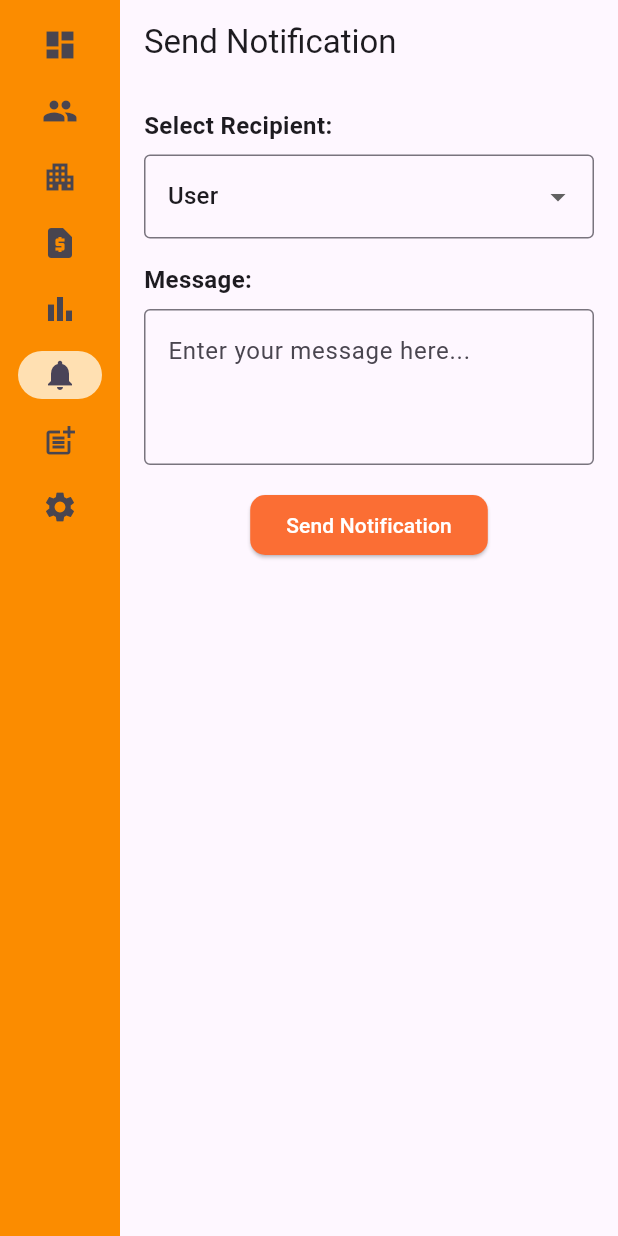
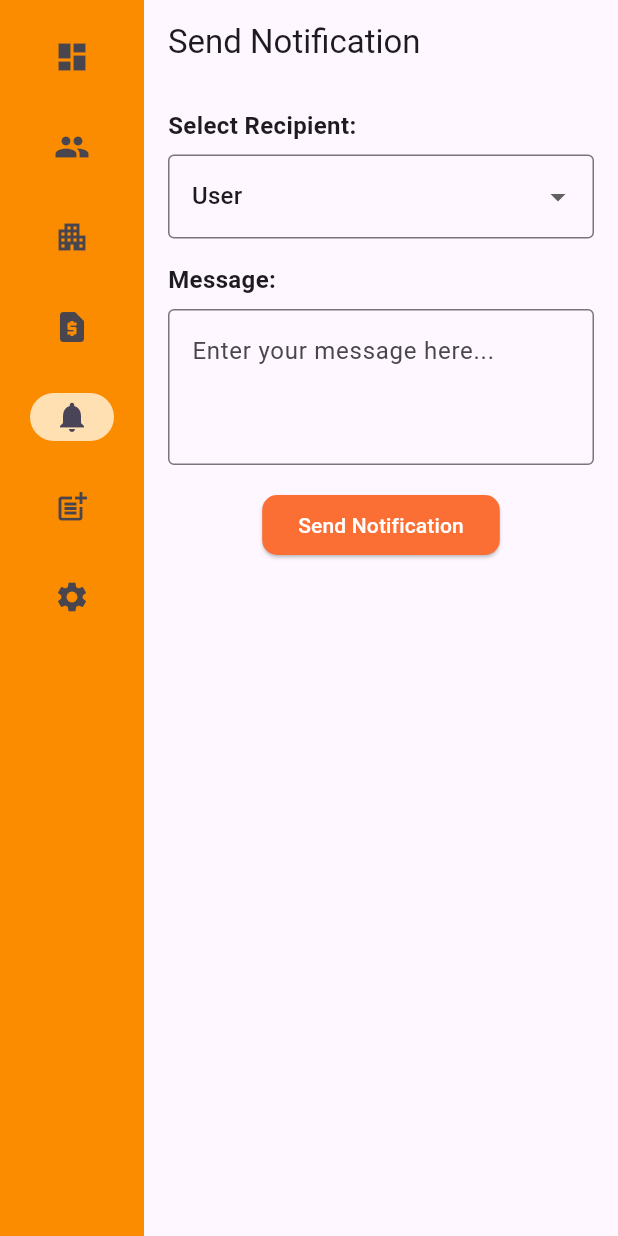
Before and after one commit to Afnanappu/admin_resort_booking_app, a Flutter app: the PushNotificationPage screen opened by its route, on a phone screen of 412 x 824 dp. Run offline on Flutter 3.47's test engine with Material 3 defaults, Android fonts, the phone set to English and light mode, and no system bars; our stand-ins replace carousel_slider, cloud_firestore, file_picker, firebase_auth, firebase_core, fl_chart and 5 more; missing offline and left inert: dart:html; accounts and stored records are empty.

Commit message:
puhs notification is working in ok state but some time not working. changed user and owner profile to an icon if profile is null and report section is removed from navigation rail

```diff
--- a/lib/core/components/custom_elevated_normal_button.dart
+++ b/lib/core/components/custom_elevated_normal_button.dart
@@ -9,12 +9,14 @@ class CustomElevatedNormalButton extends StatelessWidget {
     this.isOutlined = false,
     required this.onPressed,
     required this.text,
+    this.isLoading = false,
   });
 
   final Color bgColor;
   final bool isOutlined;
   final VoidCallback onPressed;
   final String text;
+  final bool isLoading;
 
   @override
   Widget build(BuildContext context) {
@@ -32,12 +34,28 @@ class CustomElevatedNormalButton extends StatelessWidget {
         ),
       ),
       onPressed: onPressed,
-      child: Text(
-        text,
-        style: TextStyle(
-          color: !isOutlined ? MyColors.white : MyColors.orange,
-        ),
-      ),
+      child: isLoading
+          ? Padding(
+              padding: const EdgeInsets.symmetric(
+                vertical: 5,
+                horizontal: 15,
+              ),
+              child: SizedBox(
+                height: 30,
+                width: 30,
+                child: CircularProgressIndicator.adaptive(
+                  strokeWidth: 3.5,
+                  valueColor:
+                      AlwaysStoppedAnimation(MyColors.scaffoldDefaultColor),
+                ),
+              ),
+            )
+          : Text(
+              text,
+              style: TextStyle(
+                color: !isOutlined ? MyColors.white : MyColors.orange,
+              ),
+            ),
     );
   }
 }
--- a/lib/feature/dashboard/views/widgets/booking_rate_bar_data_widget.dart
+++ b/lib/feature/dashboard/views/widgets/booking_rate_bar_data_widget.dart
@@ -179,7 +179,7 @@ class _BookingRateBarDataWidgetState extends State<BookingRateBarDataWidget> {
                               .reduce((prev, curr) =>
                                   prev.count > curr.count ? prev : curr)
                               .count +
-                          20
+                          5
                       : 100,
                   gridData: FlGridData(show: true, drawVerticalLine: false),
                   titlesData: FlTitlesData(
--- a/lib/feature/home/views/screen_home.dart
+++ b/lib/feature/home/views/screen_home.dart
@@ -7,7 +7,7 @@ class HomeWithSideRail extends StatelessWidget {
   const HomeWithSideRail({super.key, required this.navigationShell});
 
   final StatefulNavigationShell navigationShell;
-
+  final padding = 8.0;
   @override
   Widget build(BuildContext context) {
     return Scaffold(
@@ -22,44 +22,52 @@ class HomeWithSideRail extends StatelessWidget {
                 index,
               );
             },
-            destinations: const [
+            destinations: [
               NavigationRailDestination(
+                padding: EdgeInsets.all(padding),
                 icon: Icon(Icons.dashboard),
                 label: Text('Dashboard'),
               ),
               NavigationRailDestination(
+                padding: EdgeInsets.all(padding),
                 icon: Icon(Icons.people),
                 label: Text('Users'),
               ),
               NavigationRailDestination(
+                padding: EdgeInsets.all(padding),
                 icon: Icon(Icons.apartment),
                 label: Text('Owners'),
               ),
               NavigationRailDestination(
+                padding: EdgeInsets.all(padding),
                 icon: Icon(Icons.request_page),
                 label: Text('Requests'),
               ),
+              // NavigationRailDestination(
+              //   icon: Icon(Icons.bar_chart),
+              //   label: Text('Reports'),
+              // ),
               NavigationRailDestination(
-                icon: Icon(Icons.bar_chart),
-                label: Text('Reports'),
-              ),
-              NavigationRailDestination(
+                padding: EdgeInsets.all(padding),
                 icon: Icon(Icons.notifications),
                 label: Text('Notifications'),
               ),
               NavigationRailDestination(
+                padding: EdgeInsets.all(padding),
                 icon: Icon(Icons.post_add),
                 label: Text('Issues'),
               ),
               NavigationRailDestination(
+                padding: EdgeInsets.all(padding),
                 icon: Icon(Icons.settings),
                 label: Text('Additional Options'),
               ),
             ],
             indicatorColor: MyColors.orangeBackgroundDark,
             selectedLabelTextStyle:
+                MyTextStyles.bodyLargeNormalWhite.copyWith(fontSize: 20),
+            unselectedLabelTextStyle:
                 MyTextStyles.bodyLargeNormalWhite.copyWith(fontSize: 18),
-            unselectedLabelTextStyle: MyTextStyles.bodyLargeNormalWhite,
           ),
           Expanded(
             child: navigationShell,
--- a/lib/feature/owner_management/views/widgets/owner_management_tile.dart
+++ b/lib/feature/owner_management/views/widgets/owner_management_tile.dart
@@ -22,8 +22,6 @@ class OwnerManagementTile extends StatelessWidget {
       ),
       child: ListTile(
         onTap: () {
-          //TODO: navigate to owner details page
-
           Navigator.of(context).push(
             MaterialPageRoute(
               builder: (context) => ScreenOwnerDetails(
@@ -35,13 +33,15 @@ class OwnerManagementTile extends StatelessWidget {
           //context.push('/${AppRoutes.requestOwnerDetails}');
         },
         leading: CircleAvatar(
+
           backgroundImage: owner.profilePicture == null
-              ? NetworkImage('https://via.placeholder.com/150')
+              ? null
               : MemoryImage(
                   base64Decode(
                     owner.profilePicture!,
                   ),
                 ),
+          child: owner.profilePicture == null ? Icon(Icons.person) : null,
         ),
         title: Text(owner.name,
             style: const TextStyle(fontWeight: FontWeight.bold)),
--- /dev/null
+++ b/lib/feature/push_notification/repository/notification_repository.dart
@@ -0,0 +1,26 @@
+import 'package:admin_resort_booking_app/feature/push_notification/services/notification_service.dart';
+import 'package:admin_resort_booking_app/feature/push_notification/views/screen_push_notification.dart';
+
+class NotificationRepository {
+  final NotificationService _service;
+
+  NotificationRepository({
+    required NotificationService service,
+  }) : _service = service;
+
+  Future<void> sendNotification({
+    required Recipient recipient,
+    required String title,
+    required String content,
+  }) async {
+    try {
+      await _service.sendNotification(
+        recipient: recipient,
+        title: title,
+        content: content,
+      );
+    } catch (e) {
+      rethrow;
+    }
+  }
+}
--- /dev/null
+++ b/lib/feature/push_notification/view_model/cubit/cubit/push_notification_state.dart
@@ -0,0 +1,9 @@
+part of 'push_notification_cubit.dart';
+
+@freezed
+class PushNotificationState with _$PushNotificationState {
+  const factory PushNotificationState.initial() = _Initial;
+  const factory PushNotificationState.loading() = _Loading;
+  const factory PushNotificationState.received() = _Received;
+  const factory PushNotificationState.error(String error) = _Error;
+}
--- a/lib/feature/push_notification/views/screen_push_notification.dart
+++ b/lib/feature/push_notification/views/screen_push_notification.dart
@@ -1,19 +1,9 @@
-// import 'package:flutter/material.dart';
-
-// class PushNotificationPage extends StatelessWidget {
-//   const PushNotificationPage({super.key});
-
-//   @override
-//   Widget build(BuildContext context) {
-//     return Center(
-//         child: Text('Push Notification Content',
-//             style: Theme.of(context).textTheme.headlineMedium));
-//   }
-// }
-
 import 'package:admin_resort_booking_app/core/components/custom_elevated_normal_button.dart';
+import 'package:admin_resort_booking_app/core/components/custom_snack_bar.dart';
 import 'package:admin_resort_booking_app/core/constants/my_colors.dart';
+import 'package:admin_resort_booking_app/feature/push_notification/view_model/cubit/cubit/push_notification_cubit.dart';
 import 'package:flutter/material.dart';
+import 'package:flutter_bloc/flutter_bloc.dart';
 
 class PushNotificationPage extends StatefulWidget {
   const PushNotificationPage({super.key});
@@ -24,26 +14,26 @@ class PushNotificationPage extends StatefulWidget {
 
 class _PushNotificationPageState extends State<PushNotificationPage> {
   final TextEditingController _messageController = TextEditingController();
-  String _selectedRecipient = 'User';
-  final List<String> _recipients = ['User', 'Owner', 'Both'];
+  Recipient _selectedRecipient = Recipient.user;
   void _sendNotification() {
     String message = _messageController.text.trim();
     if (message.isEmpty) {
-      ScaffoldMessenger.of(context).showSnackBar(
-        SnackBar(content: Text('Please enter a message')),
+      showCustomSnackBar(
+        context: context,
+        message: 'Please enter a message',
+        bgColor: MyColors.grey,
       );
       return;
     }
 
+    context.read<PushNotificationCubit>().sendNotification(
+          recipient: _selectedRecipient,
+          title: 'Notification from admin',
+          content: message,
+        );
     // Handle sending notification logic here
     print('Sending notification to: $_selectedRecipient');
     print('Message: $message');
-
-    ScaffoldMessenger.of(context).showSnackBar(
-      SnackBar(content: Text('Notification sent to $_selectedRecipient')),
-    );
-
-    _messageController.clear();
   }
 
   @override
@@ -52,6 +42,26 @@ class _PushNotificationPageState extends State<PushNotificationPage> {
       appBar: AppBar(title: Text('Send Notification')),
       body: Padding(
         padding: const EdgeInsets.all(16.0),
+        child: BlocListener<PushNotificationCubit, PushNotificationState>(
+          listener: (context, state) {
+            state.maybeWhen(
+              error: (error) {
+                showCustomSnackBar(
+                  context: context,
+                  message: error,
+                );
+              },
+              received: () {
+                showCustomSnackBar(
+                  context: context,
+                  message: 'Notification sent to ${_selectedRecipient.name}',
+                  bgColor: MyColors.success,
+                );
+                _messageController.clear();
+              },
+              orElse: () {},
+            );
+          },
           child: Column(
             crossAxisAlignment: CrossAxisAlignment.start,
             children: [
@@ -60,12 +70,12 @@ class _PushNotificationPageState extends State<PushNotificationPage> {
                 style: TextStyle(fontSize: 16, fontWeight: FontWeight.bold),
               ),
               SizedBox(height: 8),
-            DropdownButtonFormField<String>(
+              DropdownButtonFormField<Recipient>(
                 value: _selectedRecipient,
-              items: _recipients.map((String recipient) {
-                return DropdownMenuItem<String>(
+                items: Recipient.values.map((recipient) {
+                  return DropdownMenuItem<Recipient>(
                     value: recipient,
-                  child: Text(recipient),
+                    child: Text(recipient.name),
                   );
                 }).toList(),
                 onChanged: (value) {
@@ -112,19 +122,41 @@ class _PushNotificationPageState extends State<PushNotificationPage> {
               Row(
                 mainAxisAlignment: MainAxisAlignment.center,
                 children: [
-                CustomElevatedNormalButton(
+                  BlocBuilder<PushNotificationCubit, PushNotificationState>(
+                    builder: (context, state) {
+                      bool isLoading = state.maybeWhen(
+                        loading: () => true,
+                        orElse: () => false,
+                      );
+                      return CustomElevatedNormalButton(
                         bgColor: MyColors.orange,
-                  onPressed: () {
-                    //TODO: Sent notificaiton
-                    _sendNotification();
+                        onPressed: _sendNotification, //To send notification
+                        text: 'Send Notification',
+                        isLoading: isLoading,
+                      );
                     },
-                  text: 'Send Notification',
                   ),
                 ],
               ),
             ],
           ),
         ),
+      ),
     );
   }
 }
+
+enum Recipient { user, owner, both }
+
+extension RecipientExtension on Recipient {
+  String get name {
+    switch (this) {
+      case Recipient.user:
+        return 'User';
+      case Recipient.owner:
+        return 'Owner';
+      case Recipient.both:
+        return 'Both';
+    }
+  }
+}
--- a/lib/feature/user_management/views/widgets/user_management_tile.dart
+++ b/lib/feature/user_management/views/widgets/user_management_tile.dart
@@ -22,12 +22,13 @@ class UserManagementTile extends StatelessWidget {
         leading: CircleAvatar(
           radius: 25,
           backgroundImage: user.profilePicture == null
-              ? NetworkImage('https://via.placeholder.com/150')
+              ? null
               : MemoryImage(
                   base64Decode(
                     user.profilePicture!,
                   ),
                 ),
+          child: user.profilePicture == null ? Icon(Icons.person) : null,
         ),
         title: Text(user.name,
             style: const TextStyle(fontWeight: FontWeight.bold)),
--- a/lib/routes/routes.dart
+++ b/lib/routes/routes.dart
@@ -140,18 +140,18 @@ final routes = GoRouter(
         ),
 
         //owner management
-        StatefulShellBranch(
-          routes: [
-            GoRoute(
-              name: AppRoutes.revenueAndReport,
-              path: '/${AppRoutes.revenueAndReport}',
-              pageBuilder: (context, state) => customTransitionPage(
-                state,
-                RevenueReportPage(),
-              ),
-            ),
-          ],
-        ),
+        // StatefulShellBranch(
+        //   routes: [
+        //     GoRoute(
+        //       name: AppRoutes.revenueAndReport,
+        //       path: '/${AppRoutes.revenueAndReport}',
+        //       pageBuilder: (context, state) => customTransitionPage(
+        //         state,
+        //         RevenueReportPage(),
+        //       ),
+        //     ),
+        //   ],
+        // ),
         //owner management
         StatefulShellBranch(
           routes: [
```
Also changed, not shown: lib/feature/push_notification/services/notification_service.dart (added, +170 -0 lines), lib/feature/push_notification/view_model/cubit/cubit/push_notification_cubit.dart (added, +32 -0 lines), lib/main.dart (+12 -0 lines), lib/feature/push_notification/view_model/cubit/cubit/push_notification_cubit.freezed.dart (added). Lines whose indentation alone changed are shown as unchanged.
